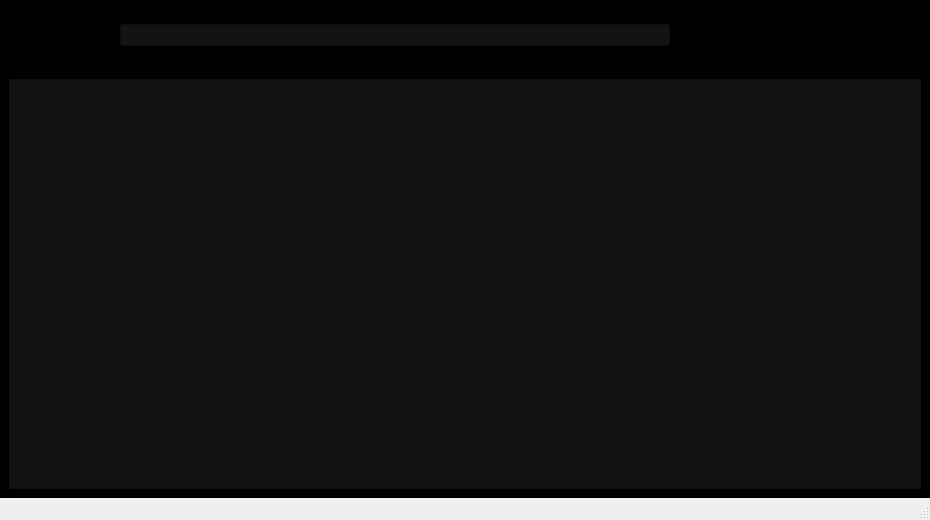
Before: the Qt Designer form desktop/windows/form_delivery/add_produtos.ui in hnmcano/unique, drawn with Qt 5.
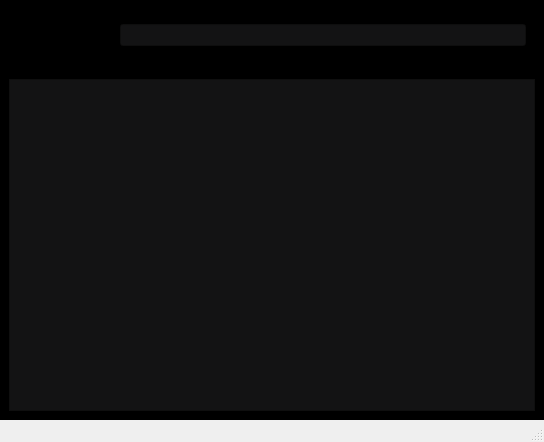
After: the same form once the commit is applied.

What changed in the file:
```diff
--- a/desktop/windows/form_delivery/add_produtos.ui
+++ b/desktop/windows/form_delivery/add_produtos.ui
@@ -9,14 +9,14 @@
    <rect>
     <x>0</x>
     <y>0</y>
-    <width>930</width>
-    <height>520</height>
+    <width>544</width>
+    <height>442</height>
    </rect>
   </property>
   <property name="minimumSize">
    <size>
-    <width>930</width>
-    <height>520</height>
+    <width>0</width>
+    <height>0</height>
    </size>
   </property>
   <property name="maximumSize">
```
